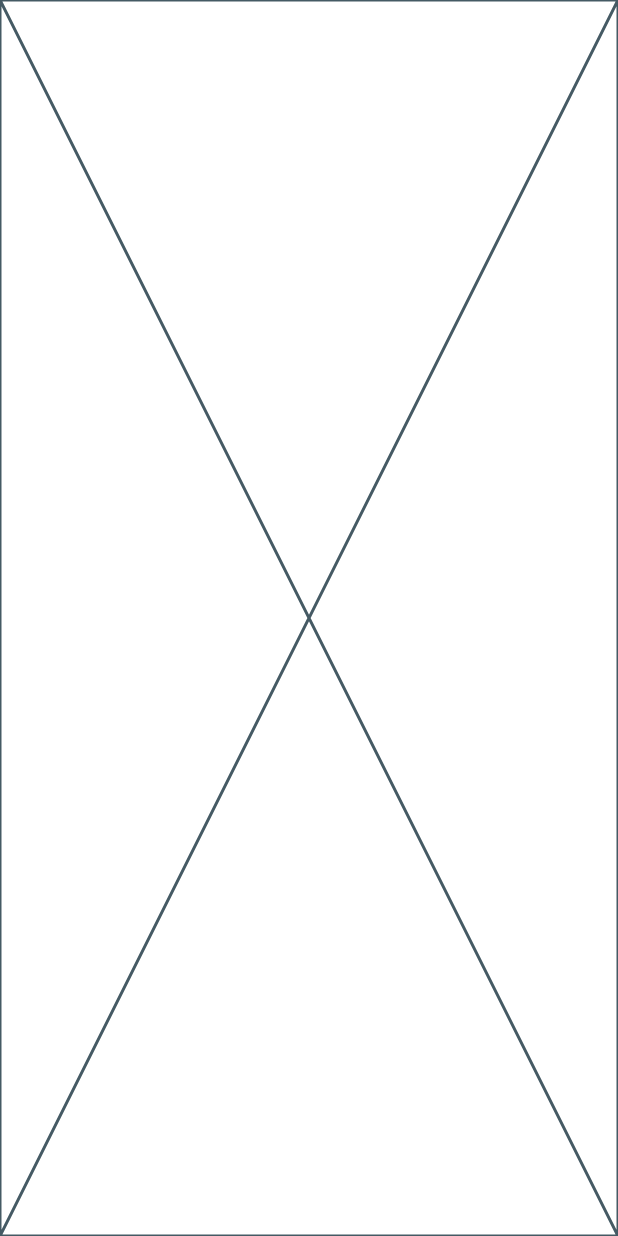
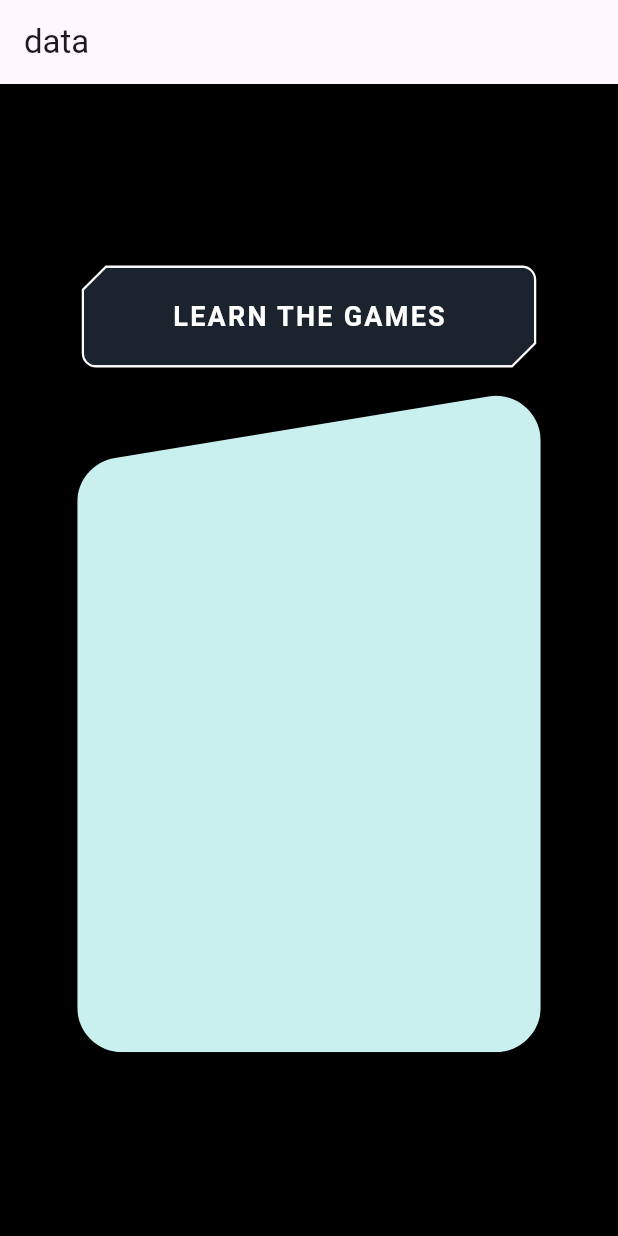
Before and after one commit to Frustated-Developers/Valo-Zone-Application, a Flutter app: the screen it shows after launch, on a phone screen of 412 x 824 dp. Run offline on Flutter 3.47's test engine with Material 3 defaults, Android fonts, the phone set to English and light mode, and no system bars; our stand-ins replace flutter_svg.

Commit message:
custom button added

```diff
--- a/lib/home/view/homepage.dart
+++ b/lib/home/view/homepage.dart
@@ -1,10 +1,34 @@
 import 'package:flutter/material.dart';
+import 'package:flutter_svg/svg.dart';
+import 'package:valo_zone/utils/reusable_widgets/CustomButton.dart/CustomButton.dart';
 
 class Homepage extends StatelessWidget {
   const Homepage({super.key});
 
   @override
   Widget build(BuildContext context) {
-    return const Placeholder();
+    return Scaffold(
+      backgroundColor: Colors.black,
+      appBar: AppBar(
+        title: Text("data"),
+      ),
+      body: Center(
+        child: Column(
+          crossAxisAlignment: CrossAxisAlignment.center,
+          mainAxisAlignment: MainAxisAlignment.center,
+          children: [
+            CustomButton(
+              text: "LEARN THE GAMES",
+            ),
+            SizedBox(
+              height: 20,
+            ),
+            Container(
+              child: SvgPicture.asset("assets/images/Rectangle 1.svg"),
+            )
+          ],
+        ),
+      ),
+    );
   }
 }
--- /dev/null
+++ b/lib/utils/reusable_widgets/CustomButton.dart/CustomButton.dart
@@ -0,0 +1,142 @@
+import 'package:flutter/material.dart';
+
+class CustomButton extends StatelessWidget {
+  final String text;
+  final double height;
+  final double width;
+  final Color backgroundColor;
+  final Color borderColor;
+  final double borderWidth;
+  final TextStyle textStyle;
+  final double cornerCut;
+  final double radius;
+  final VoidCallback? onPressed; // Added onPressed parameter
+
+  const CustomButton({
+    Key? key,
+    required this.text,
+    this.height = 65,
+    this.width = 300,
+    this.backgroundColor = const Color(0xFF1B242E),
+    this.borderColor = Colors.white,
+    this.borderWidth = 3,
+    this.textStyle = const TextStyle(
+      color: Colors.white,
+      fontSize: 18,
+      fontWeight: FontWeight.bold,
+      letterSpacing: 1.5,
+    ),
+    this.cornerCut = 15.0,
+    this.radius = 8.0,
+    this.onPressed, // Initialize onPressed
+  }) : super(key: key);
+
+  @override
+  Widget build(BuildContext context) {
+    return GestureDetector(
+      onTap: onPressed, // Trigger onPressed when tapped
+      child: CustomPaint(
+        painter: BorderPainter(
+          borderColor: borderColor,
+          borderWidth: borderWidth,
+          cornerCut: cornerCut,
+          radius: radius,
+        ),
+        child: ClipPath(
+          clipper: CustomButtonClipper(cornerCut: cornerCut, radius: radius),
+          child: Container(
+            height: height,
+            width: width,
+            color: backgroundColor,
+            alignment: Alignment.center,
+            child: Text(
+              text,
+              style: textStyle,
+            ),
+          ),
+        ),
+      ),
+    );
+  }
+}
+
+// Custom Clipper with corner cut and radius parameters
+class CustomButtonClipper extends CustomClipper<Path> {
+  final double cornerCut;
+  final double radius;
+
+  CustomButtonClipper({this.cornerCut = 15.0, this.radius = 8.0});
+
+  @override
+  Path getClip(Size size) {
+    Path path = Path();
+    path.moveTo(cornerCut, 0);
+    path.lineTo(size.width - radius, 0);
+    path.arcToPoint(
+      Offset(size.width, radius),
+      radius: Radius.circular(radius),
+      clockwise: true,
+    );
+    path.lineTo(size.width, size.height - cornerCut);
+    path.lineTo(size.width - cornerCut, size.height);
+    path.lineTo(radius, size.height);
+    path.arcToPoint(
+      Offset(0, size.height - radius),
+      radius: Radius.circular(radius),
+      clockwise: true,
+    );
+    path.lineTo(0, cornerCut);
+    path.close();
+
+    return path;
+  }
+
+  @override
+  bool shouldReclip(CustomClipper<Path> oldClipper) => false;
+}
+
+class BorderPainter extends CustomPainter {
+  final Color borderColor;
+  final double borderWidth;
+  final double cornerCut;
+  final double radius;
+
+  BorderPainter({
+    this.borderColor = Colors.white,
+    this.borderWidth = 3,
+    this.cornerCut = 15.0,
+    this.radius = 8.0,
+  });
+
+  @override
+  void paint(Canvas canvas, Size size) {
+    Paint paint = Paint()
+      ..color = borderColor
+      ..strokeWidth = borderWidth
+      ..style = PaintingStyle.stroke;
+
+    Path path = Path();
+    path.moveTo(cornerCut, 0);
+    path.lineTo(size.width - radius, 0);
+    path.arcToPoint(
+      Offset(size.width, radius),
+      radius: Radius.circular(radius),
+      clockwise: true,
+    );
+    path.lineTo(size.width, size.height - cornerCut);
+    path.lineTo(size.width - cornerCut, size.height);
+    path.lineTo(radius, size.height);
+    path.arcToPoint(
+      Offset(0, size.height - radius),
+      radius: Radius.circular(radius),
+      clockwise: true,
+    );
+    path.lineTo(0, cornerCut);
+    path.close();
+
+    canvas.drawPath(path, paint);
+  }
+
+  @override
+  bool shouldRepaint(CustomPainter oldDelegate) => false;
+}
```
Also changed, not shown: pubspec.yaml (+7 -32 lines), assets/images/Rectangle 1.svg (added), pubspec.lock, 1 other file.
